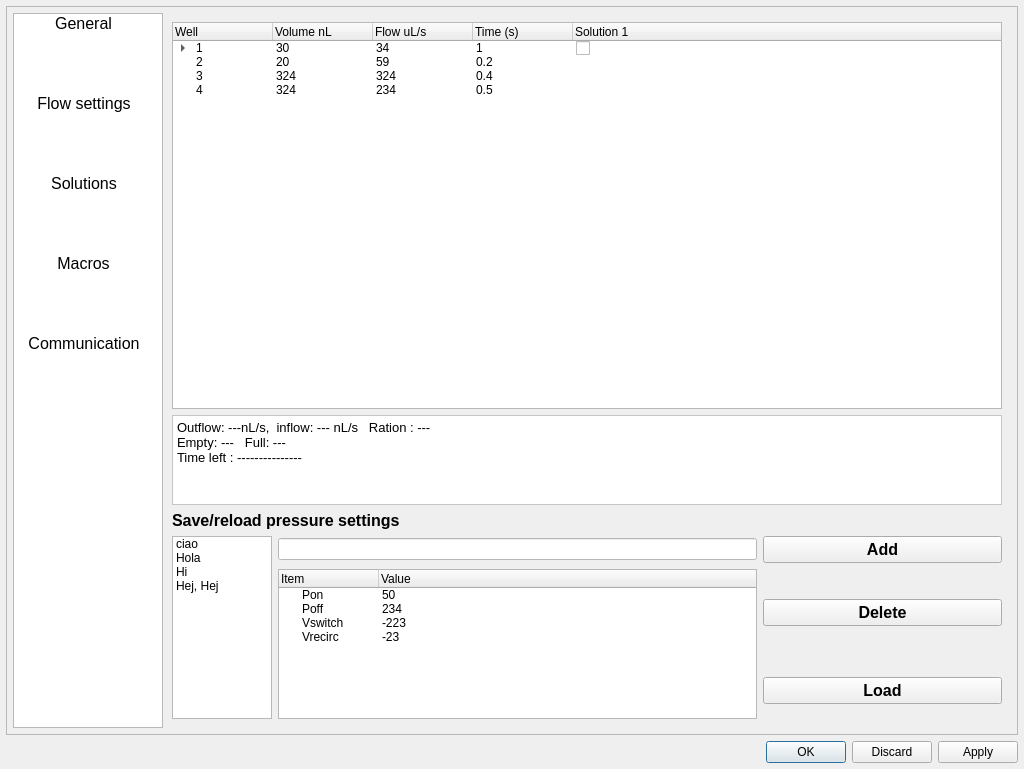
This is apps/Lab-on-a-tip/Lab-on-a-tip_tools.ui in bellonemauro/Labonatip2.0 as Qt 5 draws it before an edit. The edited form follows.
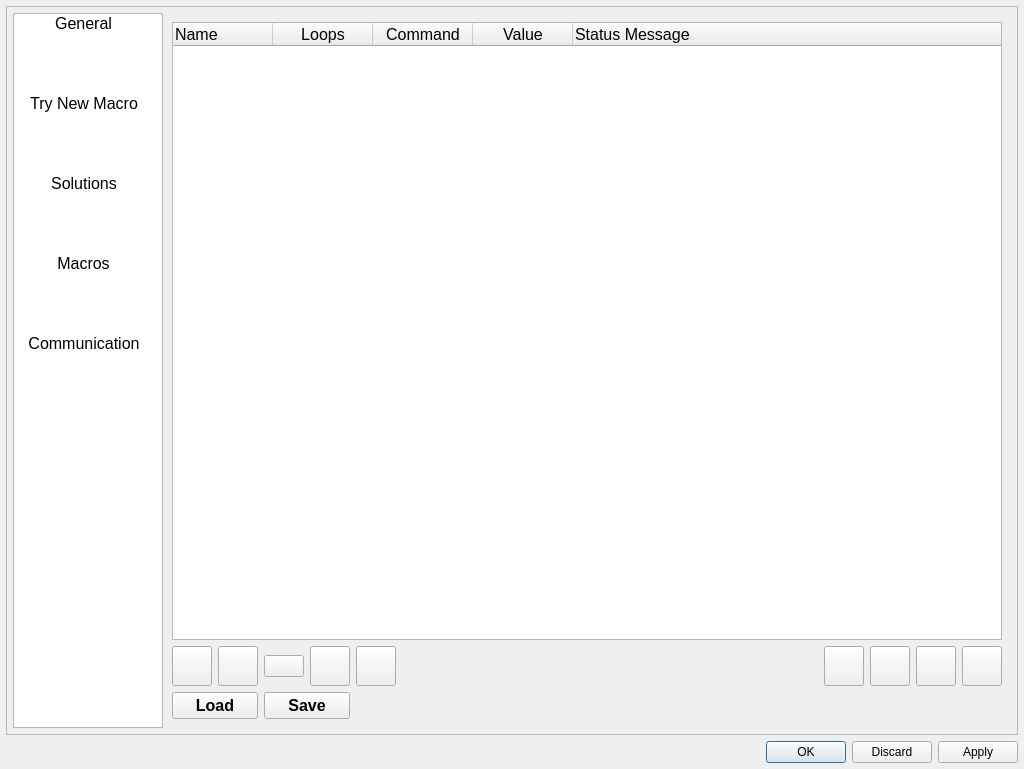
This is the edited form. The open tabs and pages were chosen to show the change. Icons and pictures are not drawn.

```diff
--- a/apps/Lab-on-a-tip/Lab-on-a-tip_tools.ui
+++ b/apps/Lab-on-a-tip/Lab-on-a-tip_tools.ui
@@ -173,7 +173,7 @@
            </item>
            <item>
             <property name="text">
-             <string>Flow settings</string>
+             <string>Try New Macro</string>
             </property>
             <property name="icon">
              <iconset>
@@ -552,22 +552,479 @@
            </widget>
            <widget class="QWidget" name="page_1">
             <layout class="QGridLayout" name="gridLayout_5">
-             <item row="3" column="3">
-              <widget class="QPushButton" name="pushButton_6">
+             <item row="0" column="0" colspan="10">
+              <widget class="QTreeWidget" name="treeWidget_macroTable_2">
                <property name="font">
                 <font>
                  <pointsize>12</pointsize>
+                </font>
+               </property>
+               <property name="frameShadow">
+                <enum>QFrame::Sunken</enum>
+               </property>
+               <property name="midLineWidth">
+                <number>0</number>
+               </property>
+               <property name="autoScroll">
+                <bool>true</bool>
+               </property>
+               <property name="editTriggers">
+                <set>QAbstractItemView::CurrentChanged|QAbstractItemView::DoubleClicked|QAbstractItemView::EditKeyPressed</set>
+               </property>
+               <property name="dragEnabled">
+                <bool>true</bool>
+               </property>
+               <property name="dragDropMode">
+                <enum>QAbstractItemView::DragDrop</enum>
+               </property>
+               <property name="defaultDropAction">
+                <enum>Qt::MoveAction</enum>
+               </property>
+               <property name="alternatingRowColors">
+                <bool>true</bool>
+               </property>
+               <property name="selectionMode">
+                <enum>QAbstractItemView::SingleSelection</enum>
+               </property>
+               <property name="textElideMode">
+                <enum>Qt::ElideNone</enum>
+               </property>
+               <property name="animated">
+                <bool>true</bool>
+               </property>
+               <property name="wordWrap">
+                <bool>true</bool>
+               </property>
+               <property name="headerHidden">
+                <bool>false</bool>
+               </property>
+               <property name="columnCount">
+                <number>5</number>
+               </property>
+               <column>
+                <property name="text">
+                 <string>Name</string>
+                </property>
+                <property name="toolTip">
+                 <string>Name of the command</string>
+                </property>
+                <property name="statusTip">
+                 <string>Name of the command</string>
+                </property>
+                <property name="whatsThis">
+                 <string>Name of the command</string>
+                </property>
+               </column>
+               <column>
+                <property name="text">
+                 <string>Loops</string>
+                </property>
+                <property name="toolTip">
+                 <string>Number of loops &lt;br&gt; all the subcommands will run in a loop</string>
+                </property>
+                <property name="statusTip">
+                 <string>Number of loops &lt;br&gt; all the subcommands will run in a loop</string>
+                </property>
+                <property name="whatsThis">
+                 <string>Number of loops &lt;br&gt; all the subcommands will run in a loop</string>
+                </property>
+                <property name="textAlignment">
+                 <set>AlignCenter</set>
+                </property>
+               </column>
+               <column>
+                <property name="text">
+                 <string>Command</string>
+                </property>
+                <property name="textAlignment">
+                 <set>AlignCenter</set>
+                </property>
+               </column>
+               <column>
+                <property name="text">
+                 <string>Value</string>
+                </property>
+                <property name="textAlignment">
+                 <set>AlignCenter</set>
+                </property>
+               </column>
+               <column>
+                <property name="text">
+                 <string>Status Message</string>
+                </property>
+                <property name="toolTip">
+                 <string>The status message will be visualized in the status bar</string>
+                </property>
+                <property name="statusTip">
+                 <string>The status message will be visualized in the status bar</string>
+                </property>
+                <property name="whatsThis">
+                 <string>The status message will be visualized in the status bar</string>
+                </property>
+               </column>
+              </widget>
+             </item>
+             <item row="1" column="0">
+              <widget class="QPushButton" name="pushButton_addMacroCommand_2">
+               <property name="minimumSize">
+                <size>
+                 <width>40</width>
+                 <height>40</height>
+                </size>
+               </property>
+               <property name="maximumSize">
+                <size>
+                 <width>40</width>
+                 <height>40</height>
+                </size>
+               </property>
+               <property name="font">
+                <font>
+                 <pointsize>12</pointsize>
                  <weight>75</weight>
                  <bold>true</bold>
                 </font>
                </property>
                <property name="text">
-                <string>Add</string>
+                <string/>
                </property>
+               <property name="icon">
+                <iconset>
+                 <normaloff>icons/plus.png</normaloff>icons/plus.png</iconset>
+               </property>
+               <property name="iconSize">
+                <size>
+                 <width>20</width>
+                 <height>20</height>
+                </size>
+               </property>
               </widget>
              </item>
-             <item row="5" column="3">
-              <widget class="QPushButton" name="pushButton_8">
+             <item row="1" column="1">
+              <widget class="QPushButton" name="pushButton_plusIndent_2">
+               <property name="minimumSize">
+                <size>
+                 <width>40</width>
+                 <height>40</height>
+                </size>
+               </property>
+               <property name="maximumSize">
+                <size>
+                 <width>40</width>
+                 <height>40</height>
+                </size>
+               </property>
+               <property name="toolTip">
+                <string>Add new command in the loop</string>
+               </property>
+               <property name="statusTip">
+                <string>Add new command in the loop</string>
+               </property>
+               <property name="whatsThis">
+                <string>Add new command in the loop</string>
+               </property>
+               <property name="text">
+                <string/>
+               </property>
+               <property name="icon">
+                <iconset>
+                 <normaloff>icons/indentPlus.png</normaloff>icons/indentPlus.png</iconset>
+               </property>
+               <property name="iconSize">
+                <size>
+                 <width>25</width>
+                 <height>25</height>
+                </size>
+               </property>
+              </widget>
+             </item>
+             <item row="1" column="2">
+              <widget class="QPushButton" name="pushButton_duplicateLine_2">
+               <property name="toolTip">
+                <string>duplicate command</string>
+               </property>
+               <property name="statusTip">
+                <string>duplicate command</string>
+               </property>
+               <property name="whatsThis">
+                <string>duplicate command</string>
+               </property>
+               <property name="text">
+                <string/>
+               </property>
+               <property name="icon">
+                <iconset>
+                 <normaloff>icons/duplicate.png</normaloff>icons/duplicate.png</iconset>
+               </property>
+               <property name="iconSize">
+                <size>
+                 <width>30</width>
+                 <height>30</height>
+                </size>
+               </property>
+              </widget>
+             </item>
+             <item row="1" column="3">
+              <widget class="QPushButton" name="pushButton_removeMacroCommand_2">
+               <property name="minimumSize">
+                <size>
+                 <width>40</width>
+                 <height>40</height>
+                </size>
+               </property>
+               <property name="maximumSize">
+                <size>
+                 <width>40</width>
+                 <height>40</height>
+                </size>
+               </property>
+               <property name="font">
+                <font>
+                 <pointsize>12</pointsize>
+                 <weight>75</weight>
+                 <bold>true</bold>
+                </font>
+               </property>
+               <property name="toolTip">
+                <string>Remove command</string>
+               </property>
+               <property name="statusTip">
+                <string>Remove command</string>
+               </property>
+               <property name="whatsThis">
+                <string>Remove command</string>
+               </property>
+               <property name="text">
+                <string/>
+               </property>
+               <property name="icon">
+                <iconset>
+                 <normaloff>icons/minus.png</normaloff>icons/minus.png</iconset>
+               </property>
+               <property name="iconSize">
+                <size>
+                 <width>25</width>
+                 <height>25</height>
+                </size>
+               </property>
+              </widget>
+             </item>
+             <item row="1" column="4">
+              <widget class="QPushButton" name="pushButton_clearCommands_2">
+               <property name="minimumSize">
+                <size>
+                 <width>40</width>
+                 <height>40</height>
+                </size>
+               </property>
+               <property name="maximumSize">
+                <size>
+                 <width>40</width>
+                 <height>40</height>
+                </size>
+               </property>
+               <property name="font">
+                <font>
+                 <pointsize>12</pointsize>
+                 <weight>75</weight>
+                 <bold>true</bold>
+                </font>
+               </property>
+               <property name="toolTip">
+                <string>Clear all commands</string>
+               </property>
+               <property name="statusTip">
+                <string>Clear all commands</string>
+               </property>
+               <property name="whatsThis">
+                <string>Clear all commands</string>
+               </property>
+               <property name="text">
+                <string/>
+               </property>
+               <property name="icon">
+                <iconset>
+                 <normaloff>icons/clearAll.png</normaloff>icons/clearAll.png</iconset>
+               </property>
+               <property name="iconSize">
+                <size>
+                 <width>30</width>
+                 <height>30</height>
+                </size>
+               </property>
+              </widget>
+             </item>
+             <item row="1" column="5">
+              <spacer name="horizontalSpacer_9">
+               <property name="orientation">
+                <enum>Qt::Horizontal</enum>
+               </property>
+               <property name="sizeHint" stdset="0">
+                <size>
+                 <width>409</width>
+                 <height>20</height>
+                </size>
+               </property>
+              </spacer>
+             </item>
+             <item row="1" column="6">
+              <widget class="QPushButton" name="pushButton_moveUp_2">
+               <property name="maximumSize">
+                <size>
+                 <width>40</width>
+                 <height>40</height>
+                </size>
+               </property>
+               <property name="font">
+                <font>
+                 <pointsize>12</pointsize>
+                 <weight>75</weight>
+                 <bold>true</bold>
+                </font>
+               </property>
+               <property name="toolTip">
+                <string>Move up</string>
+               </property>
+               <property name="statusTip">
+                <string>Move up</string>
+               </property>
+               <property name="whatsThis">
+                <string>Move up</string>
+               </property>
+               <property name="text">
+                <string/>
+               </property>
+               <property name="icon">
+                <iconset>
+                 <normaloff>icons/upArrow.png</normaloff>icons/upArrow.png</iconset>
+               </property>
+               <property name="iconSize">
+                <size>
+                 <width>20</width>
+                 <height>20</height>
+                </size>
+               </property>
+              </widget>
+             </item>
+             <item row="1" column="7">
+              <widget class="QPushButton" name="pushButton_moveDown_2">
+               <property name="maximumSize">
+                <size>
+                 <width>40</width>
+                 <height>40</height>
+                </size>
+               </property>
+               <property name="font">
+                <font>
+                 <pointsize>12</pointsize>
+                 <weight>75</weight>
+                 <bold>true</bold>
+                </font>
+               </property>
+               <property name="toolTip">
+                <string>Move down</string>
+               </property>
+               <property name="statusTip">
+                <string>Move down</string>
+               </property>
+               <property name="whatsThis">
+                <string>Move down</string>
+               </property>
+               <property name="text">
+                <string/>
+               </property>
+               <property name="icon">
+                <iconset>
+                 <normaloff>icons/downArrow.png</normaloff>icons/downArrow.png</iconset>
+               </property>
+               <property name="iconSize">
+                <size>
+                 <width>20</width>
+                 <height>20</height>
+                </size>
+               </property>
+              </widget>
+             </item>
+             <item row="1" column="8">
+              <widget class="QPushButton" name="pushButton_becomeParent_2">
+               <property name="maximumSize">
+                <size>
+                 <width>40</width>
+                 <height>40</height>
+                </size>
+               </property>
+               <property name="font">
+                <font>
+                 <pointsize>12</pointsize>
+                 <weight>75</weight>
+                 <bold>true</bold>
+                </font>
+               </property>
+               <property name="toolTip">
+                <string>Level up</string>
+               </property>
+               <property name="statusTip">
+                <string>Level up</string>
+               </property>
+               <property name="whatsThis">
+                <string>Level up</string>
+               </property>
+               <property name="text">
+                <string/>
+               </property>
+               <property name="icon">
+                <iconset>
+                 <normaloff>icons/indentUp.png</normaloff>icons/indentUp.png</iconset>
+               </property>
+               <property name="iconSize">
+                <size>
+                 <width>20</width>
+                 <height>20</height>
+                </size>
+               </property>
+              </widget>
+             </item>
+             <item row="1" column="9">
+              <widget class="QPushButton" name="pushButton_becomeChild_2">
+               <property name="maximumSize">
+                <size>
+                 <width>40</width>
+                 <height>40</height>
+                </size>
+               </property>
+               <property name="font">
+                <font>
+                 <pointsize>12</pointsize>
+                 <weight>75</weight>
+                 <bold>true</bold>
+                </font>
+               </property>
+               <property name="toolTip">
+                <string>Level down</string>
+               </property>
+               <property name="statusTip">
+                <string>Level down</string>
+               </property>
+               <property name="whatsThis">
+                <string>Level down</string>
+               </property>
+               <property name="text">
+                <string/>
+               </property>
+               <property name="icon">
+                <iconset>
+                 <normaloff>icons/indent.png</normaloff>icons/indent.png</iconset>
+               </property>
+               <property name="iconSize">
+                <size>
+                 <width>20</width>
+                 <height>20</height>
+                </size>
+               </property>
+              </widget>
+             </item>
+             <item row="2" column="0" colspan="2">
+              <widget class="QPushButton" name="pushButton_loadMacro_2">
                <property name="font">
                 <font>
                  <pointsize>12</pointsize>
@@ -580,60 +1037,8 @@
                </property>
               </widget>
              </item>
-             <item row="4" column="1" rowspan="2" colspan="2">
-              <widget class="QTreeWidget" name="treeWidget_2">
-               <property name="minimumSize">
-                <size>
-                 <width>0</width>
-                 <height>150</height>
-                </size>
-               </property>
-               <column>
-                <property name="text">
-                 <string>Item</string>
-                </property>
-               </column>
-               <column>
-                <property name="text">
-                 <string>Value</string>
-                </property>
-               </column>
-               <item>
-                <property name="text">
-                 <string>Pon</string>
-                </property>
-                <property name="text">
-                 <string>50</string>
-                </property>
-               </item>
-               <item>
-                <property name="text">
-                 <string>Poff</string>
-                </property>
-                <property name="text">
-                 <string>234</string>
-                </property>
-               </item>
-               <item>
-                <property name="text">
-                 <string>Vswitch</string>
-                </property>
-                <property name="text">
-                 <string>-223</string>
-                </property>
-               </item>
-               <item>
-                <property name="text">
-                 <string>Vrecirc</string>
-                </property>
-                <property name="text">
-                 <string>-23</string>
-                </property>
-               </item>
-              </widget>
-             </item>
-             <item row="4" column="3">
-              <widget class="QPushButton" name="pushButton_7">
+             <item row="2" column="2" colspan="2">
+              <widget class="QPushButton" name="pushButton_saveMacro_2">
                <property name="font">
                 <font>
                  <pointsize>12</pointsize>
@@ -642,232 +1047,7 @@
                 </font>
                </property>
                <property name="text">
-                <string>Delete</string>
-               </property>
-              </widget>
-             </item>
-             <item row="2" column="0" colspan="3">
-              <widget class="QLabel" name="label_3">
-               <property name="font">
-                <font>
-                 <pointsize>12</pointsize>
-                 <weight>75</weight>
-                 <bold>true</bold>
-                </font>
-               </property>
-               <property name="text">
-                <string>Save/reload pressure settings</string>
-               </property>
-              </widget>
-             </item>
-             <item row="3" column="0" rowspan="3">
-              <widget class="QListWidget" name="listWidget_saveLoad">
-               <property name="maximumSize">
-                <size>
-                 <width>100</width>
-                 <height>16777215</height>
-                </size>
-               </property>
-               <item>
-                <property name="text">
-                 <string>ciao</string>
-                </property>
-               </item>
-               <item>
-                <property name="text">
-                 <string>Hola</string>
-                </property>
-               </item>
-               <item>
-                <property name="text">
-                 <string>Hi</string>
-                </property>
-               </item>
-               <item>
-                <property name="text">
-                 <string>Hej, Hej</string>
-                </property>
-               </item>
-              </widget>
-             </item>
-             <item row="0" column="0" colspan="4">
-              <widget class="QTreeWidget" name="treeWidget">
-               <property name="autoScroll">
-                <bool>true</bool>
-               </property>
-               <property name="editTriggers">
-                <set>QAbstractItemView::CurrentChanged|QAbstractItemView::DoubleClicked|QAbstractItemView::EditKeyPressed</set>
-               </property>
-               <property name="textElideMode">
-                <enum>Qt::ElideNone</enum>
-               </property>
-               <property name="wordWrap">
-                <bool>false</bool>
-               </property>
-               <property name="headerHidden">
-                <bool>false</bool>
-               </property>
-               <property name="columnCount">
-                <number>5</number>
-               </property>
-               <column>
-                <property name="text">
-                 <string>Well</string>
-                </property>
-               </column>
-               <column>
-                <property name="text">
-                 <string>Volume nL</string>
-                </property>
-               </column>
-               <column>
-                <property name="text">
-                 <string>Flow uL/s</string>
-                </property>
-               </column>
-               <column>
-                <property name="text">
-                 <string>Time (s)</string>
-                </property>
-               </column>
-               <column>
-                <property name="text">
-                 <string>Solution 1</string>
-                </property>
-               </column>
-               <item>
-                <property name="text">
-                 <string>1</string>
-                </property>
-                <property name="text">
-                 <string>30</string>
-                </property>
-                <property name="text">
-                 <string>34</string>
-                </property>
-                <property name="text">
-                 <string>1</string>
-                </property>
-                <property name="text">
-                 <string/>
-                </property>
-                <property name="checkState">
-                 <enum>Unchecked</enum>
-                </property>
-                <property name="flags">
-                 <set>ItemIsSelectable|ItemIsEditable|ItemIsDragEnabled|ItemIsUserCheckable|ItemIsEnabled</set>
-                </property>
-                <item>
-                 <property name="text">
-                  <string>1.1</string>
-                 </property>
-                 <property name="text">
-                  <string>2</string>
-                 </property>
-                 <property name="text">
-                  <string>2</string>
-                 </property>
-                 <property name="text">
-                  <string>2</string>
-                 </property>
-                 <property name="text">
-                  <string/>
-                 </property>
-                 <property name="flags">
-                  <set>ItemIsSelectable|ItemIsEditable|ItemIsDragEnabled|ItemIsUserCheckable|ItemIsEnabled</set>
-                 </property>
-                </item>
-               </item>
-               <item>
-                <property name="text">
-                 <string>2</string>
-                </property>
-                <property name="text">
-                 <string>20</string>
-                </property>
-                <property name="text">
-                 <string>59</string>
-                </property>
-                <property name="text">
-                 <string>0.2</string>
-                </property>
-                <property name="text">
-                 <string/>
-                </property>
-                <property name="flags">
-                 <set>ItemIsSelectable|ItemIsEditable|ItemIsDragEnabled|ItemIsUserCheckable|ItemIsEnabled</set>
-                </property>
-               </item>
-               <item>
-                <property name="text">
-                 <string>3</string>
-                </property>
-                <property name="text">
-                 <string>324</string>
-                </property>
-                <property name="text">
-                 <string>324</string>
-                </property>
-                <property name="text">
-                 <string>0.4</string>
-                </property>
-                <property name="text">
-                 <string/>
-                </property>
-                <property name="flags">
-                 <set>ItemIsSelectable|ItemIsEditable|ItemIsDragEnabled|ItemIsUserCheckable|ItemIsEnabled</set>
-                </property>
-               </item>
-               <item>
-                <property name="text">
-                 <string>4</string>
-                </property>
-                <property name="text">
-                 <string>324</string>
-                </property>
-                <property name="text">
-                 <string>234</string>
-                </property>
-                <property name="text">
-                 <string>0.5</string>
-                </property>
-                <property name="text">
-                 <string/>
-                </property>
-                <property name="flags">
-                 <set>ItemIsSelectable|ItemIsEditable|ItemIsDragEnabled|ItemIsUserCheckable|ItemIsEnabled</set>
-                </property>
-               </item>
-              </widget>
-             </item>
-             <item row="1" column="0" colspan="4">
-              <widget class="QTextEdit" name="textEdit_9">
-               <property name="maximumSize">
-                <size>
-                 <width>16777215</width>
-                 <height>90</height>
-                </size>
-               </property>
-               <property name="styleSheet">
-                <string notr="true">background-color: rgb(255, 255, 255);
-color: rgb(0, 0, 0);</string>
-               </property>
-               <property name="html">
-                <string>&lt;!DOCTYPE HTML PUBLIC &quot;-//W3C//DTD HTML 4.0//EN&quot; &quot;http://www.w3.org/TR/REC-html40/strict.dtd&quot;&gt;
-&lt;html&gt;&lt;head&gt;&lt;meta name=&quot;qrichtext&quot; content=&quot;1&quot; /&gt;&lt;style type=&quot;text/css&quot;&gt;
-p, li { white-space: pre-wrap; }
-&lt;/style&gt;&lt;/head&gt;&lt;body style=&quot; font-family:'MS Shell Dlg 2'; font-size:7.8pt; font-weight:400; font-style:normal;&quot;&gt;
-&lt;p style=&quot; margin-top:0px; margin-bottom:0px; margin-left:0px; margin-right:0px; -qt-block-indent:0; text-indent:0px;&quot;&gt;&lt;span style=&quot; font-size:10pt;&quot;&gt;Outflow: ---nL/s,  inflow: --- nL/s   Ration : ---&lt;/span&gt;&lt;/p&gt;
-&lt;p style=&quot; margin-top:0px; margin-bottom:0px; margin-left:0px; margin-right:0px; -qt-block-indent:0; text-indent:0px;&quot;&gt;&lt;span style=&quot; font-size:10pt;&quot;&gt;Empty: ---   Full: ---&lt;/span&gt;&lt;/p&gt;
-&lt;p style=&quot; margin-top:0px; margin-bottom:0px; margin-left:0px; margin-right:0px; -qt-block-indent:0; text-indent:0px;&quot;&gt;&lt;span style=&quot; font-size:10pt;&quot;&gt;Time left : ---------------&lt;/span&gt;&lt;/p&gt;&lt;/body&gt;&lt;/html&gt;</string>
-               </property>
-              </widget>
-             </item>
-             <item row="3" column="1" colspan="2">
-              <widget class="QLineEdit" name="lineEdit">
-               <property name="styleSheet">
-                <string notr="true">color: rgb(0, 0, 0);
-background-color: rgb(255, 255, 255);</string>
+                <string>Save</string>
                </property>
               </widget>
              </item>
```
Left out of the diff: 202 changed lines with no effect on the pictures.
